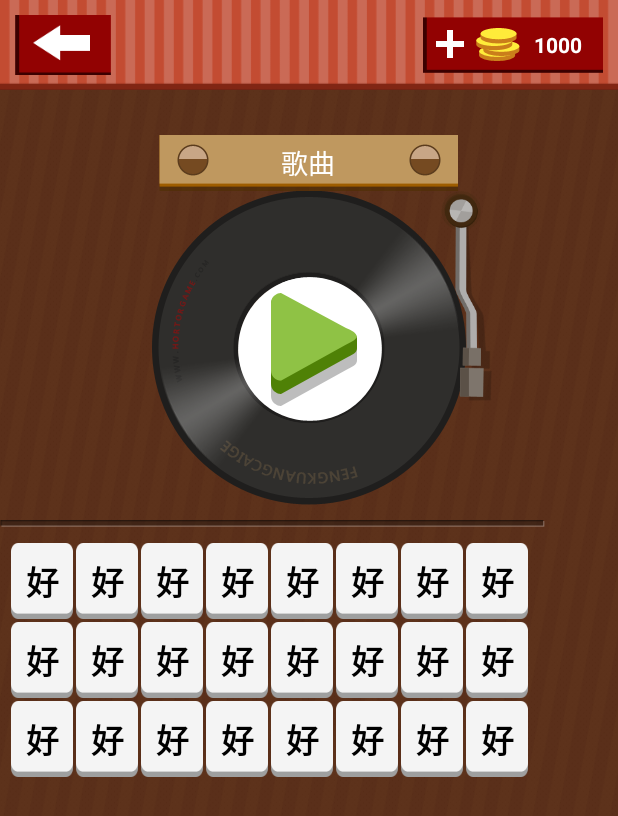
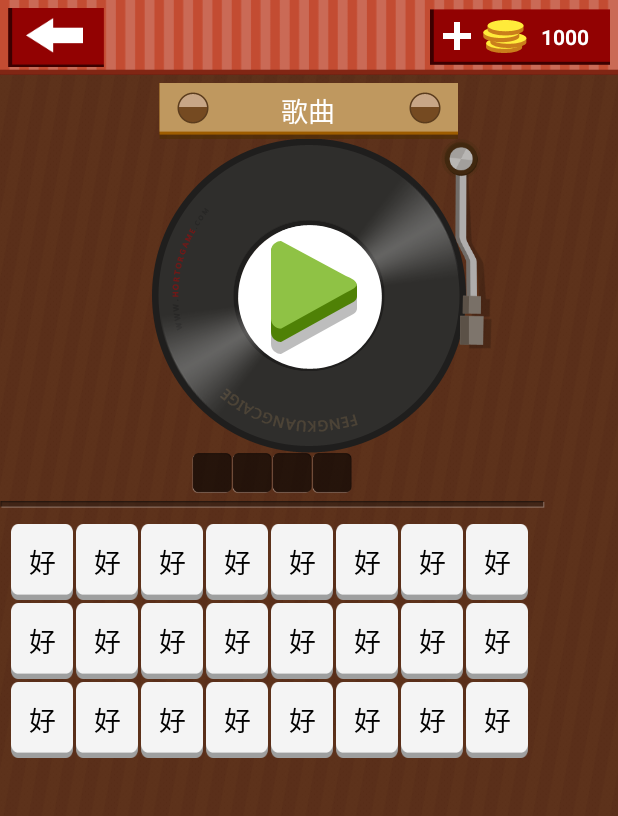
Before and after one commit to malijie/CrazyGuessMusic, an Android app: the screen it shows after launch (MainActivity), on a phone screen of 412 x 824 dp. Shown: the top 816 px of the screen. Run offline under Robolectric (Android 15) with nearby library versions, the phone set to English and light mode, and no system bars.

Commit message:
动态添加已选框布局

```diff
--- a/GuessMusic/src/main/java/com/crazy/guess/music/MainActivity.java
+++ b/GuessMusic/src/main/java/com/crazy/guess/music/MainActivity.java
@@ -1,20 +1,33 @@
 package com.crazy.guess.music;
 
 import android.app.Activity;
+import android.graphics.Color;
 import android.os.Bundle;
 import android.view.View;
 import android.view.animation.Animation;
 import android.view.animation.AnimationUtils;
 import android.view.animation.LinearInterpolator;
+import android.widget.Button;
 import android.widget.ImageButton;
 import android.widget.ImageView;
+import android.widget.LinearLayout;
+
 import com.crazy.guess.music.model.WordButton;
+import com.crazy.guess.music.utils.Util;
 import com.crazy.guess.music.widget.WordButtonGridView;
 import java.util.ArrayList;
 import java.util.List;
 
 
 public class MainActivity extends Activity implements View.OnClickListener{
+    /**
+     * ===============Constants=================
+     */
+    private static final int OPTIONS_WORDS_SIZE = 24;
+    private static final int SELECTED_WORDS_SIZE = 4;
+    /**
+     * ===============view widget==============
+     */
     //唱片控件
     private ImageView mViewPan = null;
     //播杆控件
@@ -23,6 +36,9 @@ public class MainActivity extends Activity implements View.OnClickListener{
     private ImageButton mButtonPlay = null;
     //自定义控件 文字待选框
     private WordButtonGridView mWordButtonGridView = null;
+    /**
+     * ===============Animations===============
+     */
     //唱片动画
     private Animation mPanAnim = null;
     //播杆进入动画
@@ -35,10 +51,15 @@ public class MainActivity extends Activity implements View.OnClickListener{
     private LinearInterpolator mBarInLin;
     //播杆移出线性动画
     private LinearInterpolator mBarOutLin;
+    /**
+     * ==============Data======================
+     */
     //标志符，防止用户多次点击
     private boolean isPlaying = false;
     //待选框的数据集合
     private List<WordButton> mWordButtons = null;
+    //已选文字框数据集合
+    private List<WordButton> mSelectButtons = null;
 
 
 
@@ -154,11 +175,35 @@ public class MainActivity extends Activity implements View.OnClickListener{
      * 初始化待选框数据
      */
     private void initCurrentStageData(){
+        //生成已选文字框数据
+        mSelectButtons = getSelectedWords();
+        //生成已选文字框布局
+        LinearLayout layoutContainer = (LinearLayout)findViewById(R.id.word_select_container);
+        LinearLayout.LayoutParams params = new LinearLayout.LayoutParams(40,40);
+        for(int i=0;i<mSelectButtons.size();i++){
+            layoutContainer.addView(mSelectButtons.get(i).mButton,params);
+        }
+
         //生成待选框数据
         mWordButtons = getOptionsData();
         //将数据给自定义控件
         mWordButtonGridView.updateData(mWordButtons);
 
+    }
+
+    private List<WordButton> getSelectedWords(){
+        List<WordButton> selectWords = new ArrayList<WordButton>();
+        for(int i=0;i<SELECTED_WORDS_SIZE;i++){
+            View v =  Util.getView(this,R.layout.word_button_item);
+            WordButton wordButton = new WordButton();
+            wordButton.mButton = (Button) v.findViewById(R.id.item_button);
+            wordButton.mButton.setBackgroundResource(R.mipmap.game_wordblank);
+            wordButton.mButton.setTextColor(Color.WHITE);
+            wordButton.mWordText = "美";
+            selectWords.add(wordButton);
+        }
+
+        return selectWords;
     }
 
     /**
@@ -168,7 +213,7 @@ public class MainActivity extends Activity implements View.OnClickListener{
     private List<WordButton> getOptionsData(){
         List<WordButton> wordButtons = new ArrayList<WordButton>();
         //TODO 随机生成数据
-        for(int i=0;i<24;i++){
+        for(int i=0;i<OPTIONS_WORDS_SIZE;i++){
             WordButton wordButton = new WordButton();
             wordButton.mWordText = "好";
             wordButtons.add(wordButton);
--- a/GuessMusic/src/main/java/com/crazy/guess/music/widget/WordButtonGridView.java
+++ b/GuessMusic/src/main/java/com/crazy/guess/music/widget/WordButtonGridView.java
@@ -69,7 +69,7 @@ public class WordButtonGridView extends GridView{
            if(view == null){
                view = Util.getView(mContext,R.layout.word_button_item);
                holder = mWordButtons.get(postion);
-               holder.mButton = (Button)view.findViewById(R.id.item_id);
+               holder.mButton = (Button)view.findViewById(R.id.item_button);
                view.setTag(holder);
            }else{
                holder = (WordButton) view.getTag();
--- a/GuessMusic/src/main/res/layout/name_select.xml
+++ b/GuessMusic/src/main/res/layout/name_select.xml
@@ -7,7 +7,7 @@
         android:id="@+id/word_select_container"
         android:layout_width="match_parent"
         android:layout_height="wrap_content"
-        android:layout_marginBottom="10dip"
+        android:layout_marginBottom="5dip"
         android:gravity="center"
         android:orientation="horizontal">
 
--- a/GuessMusic/src/main/res/layout/pan.xml
+++ b/GuessMusic/src/main/res/layout/pan.xml
@@ -4,7 +4,7 @@
     android:layout_width="match_parent"
     android:layout_height="wrap_content"
     android:orientation="vertical"
-    android:layout_marginTop="30dip"
+    android:layout_marginTop="5dip"
     android:layout_centerInParent="true"
     android:gravity="center">
 
--- a/GuessMusic/src/main/res/layout/top_bar.xml
+++ b/GuessMusic/src/main/res/layout/top_bar.xml
@@ -1,7 +1,7 @@
 <RelativeLayout xmlns:android="http://schemas.android.com/apk/res/android"
     xmlns:tools="http://schemas.android.com/tools"
     android:layout_width="match_parent"
-    android:layout_height="60dip"
+    android:layout_height="50dip"
     android:background="@mipmap/index_bar"
     android:orientation="horizontal">
 
@@ -9,14 +9,14 @@
         android:id="@+id/topbar_button_back"
         android:layout_width="wrap_content"
         android:layout_height="wrap_content"
-        android:layout_margin="10dip"
+        android:layout_margin="5dip"
         android:background="@drawable/topbar_back_selector"/>
 
     <FrameLayout
         android:layout_width="wrap_content"
         android:layout_height="wrap_content"
         android:layout_alignParentRight="true"
-        android:layout_margin="10dip"
+        android:layout_margin="5dip"
         android:layout_centerInParent="true">
         <ImageButton
             android:id="@+id/topbar_button_addcoin"
--- a/GuessMusic/src/main/res/layout/word_button_item.xml
+++ b/GuessMusic/src/main/res/layout/word_button_item.xml
@@ -1,12 +1,11 @@
 <!-- 待选文字布局   -->
 <Button xmlns:android="http://schemas.android.com/apk/res/android"
     xmlns:tools="http://schemas.android.com/tools"
-    android:id="@+id/item_id"
+    android:id="@+id/item_button"
     android:layout_width="wrap_content"
     android:layout_height="wrap_content"
     android:gravity="center"
     android:textColor="@color/black"
-    android:textSize="22sp"
-    android:textStyle="bold"
+    android:textSize="18sp"
     android:background="@drawable/word_button_selector">
 </Button>
```
